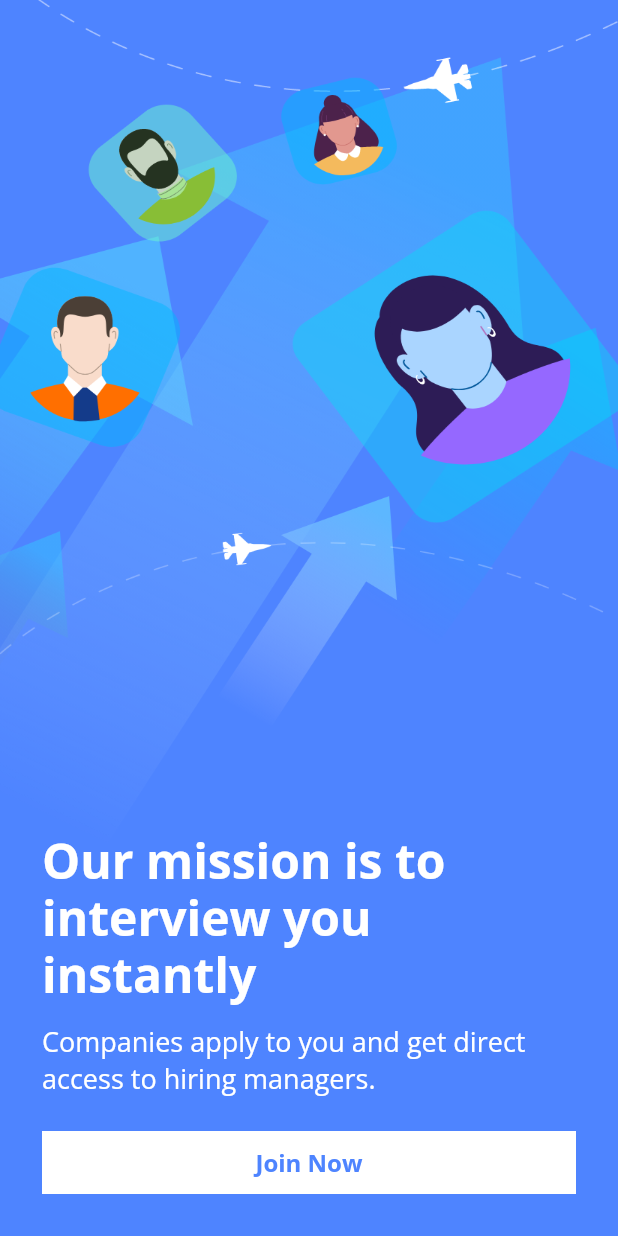
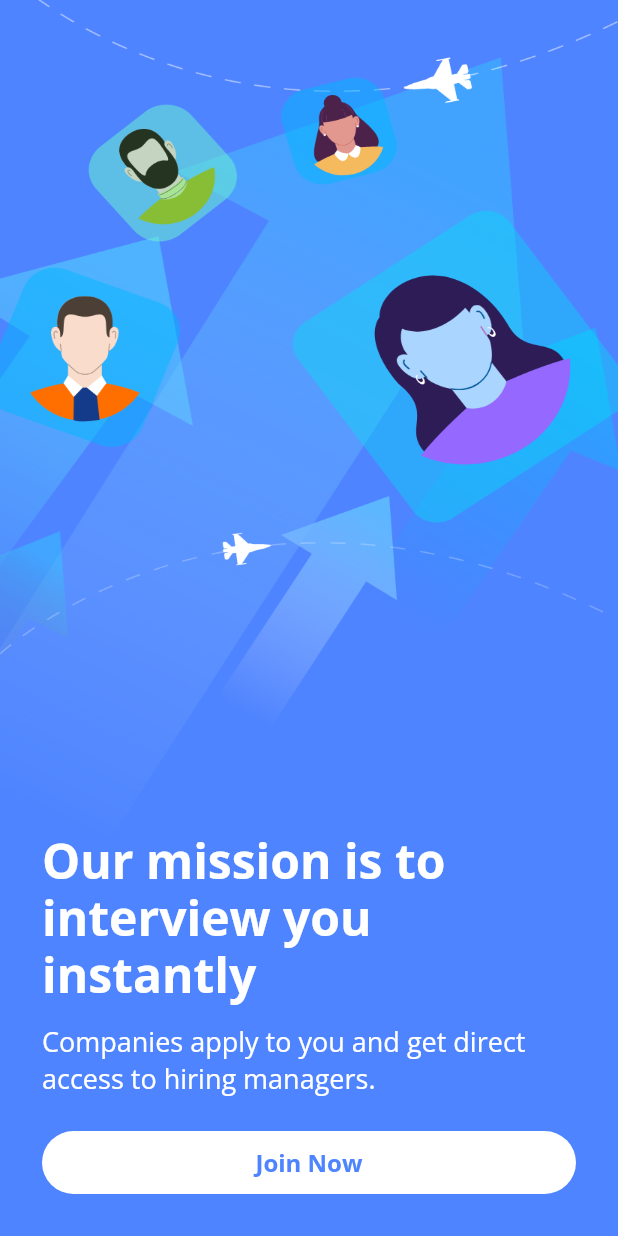
Before and after one commit to vijaym271/hralex, a Flutter app: the screen it shows after launch, on a phone screen of 412 x 824 dp. Run offline on Flutter 3.47's test engine with Material 2 defaults, Android fonts, the phone set to English and light mode, and no system bars; our stand-ins replace dotted_border, font_awesome_flutter, google_fonts, percent_indicator; missing offline and left inert: gauge_indicator.

Commit message:
app_icon_added

```diff
--- a/lib/main.dart
+++ b/lib/main.dart
@@ -6,9 +6,7 @@ import 'package:flutter/services.dart';
 void main() {
   WidgetsFlutterBinding.ensureInitialized();
   SystemChrome.setSystemUIOverlayStyle(
-      const SystemUiOverlayStyle(statusBarColor: Colors.transparent
-          // , statusBarIconBrightness: Brightness.dark
-          ));
+      const SystemUiOverlayStyle(statusBarColor: Colors.transparent));
   runApp(const MyApp());
 }
 
--- a/lib/pages/splash_page.dart
+++ b/lib/pages/splash_page.dart
@@ -52,7 +52,9 @@ class _LandingPageState extends State<LandingPage> {
                   child: Container(
                     padding: const EdgeInsets.symmetric(vertical: 10.0),
                     alignment: Alignment.center,
-                    color: ColorUtils.white,
+                    decoration: BoxDecoration(
+                        color: ColorUtils.white,
+                        borderRadius: BorderRadius.circular(30.0)),
                     child: Text(
                       'Join Now',
                       style: TextStyle(
--- a/pubspec.yaml
+++ b/pubspec.yaml
@@ -42,6 +42,7 @@ dependencies:
   percent_indicator: ^4.2.2
   dotted_border: ^2.0.0+3
   url_launcher: ^6.1.8
+  flutter_launcher_icons: ^0.11.0
 
 dev_dependencies:
   flutter_test:
@@ -56,6 +57,11 @@ dev_dependencies:
 
 # For information on the generic Dart part of this file, see the
 # following page: https://dart.dev/tools/pub/pubspec
+
+flutter_icons:
+  android: "launcher_icon"
+  ios: true
+  image_path: "assets/images/app_logo.png"
 
 # The following section is specific to Flutter packages.
 flutter:
```
Also changed, not shown: assets/images/app_logo.png (added), 32 other files.
